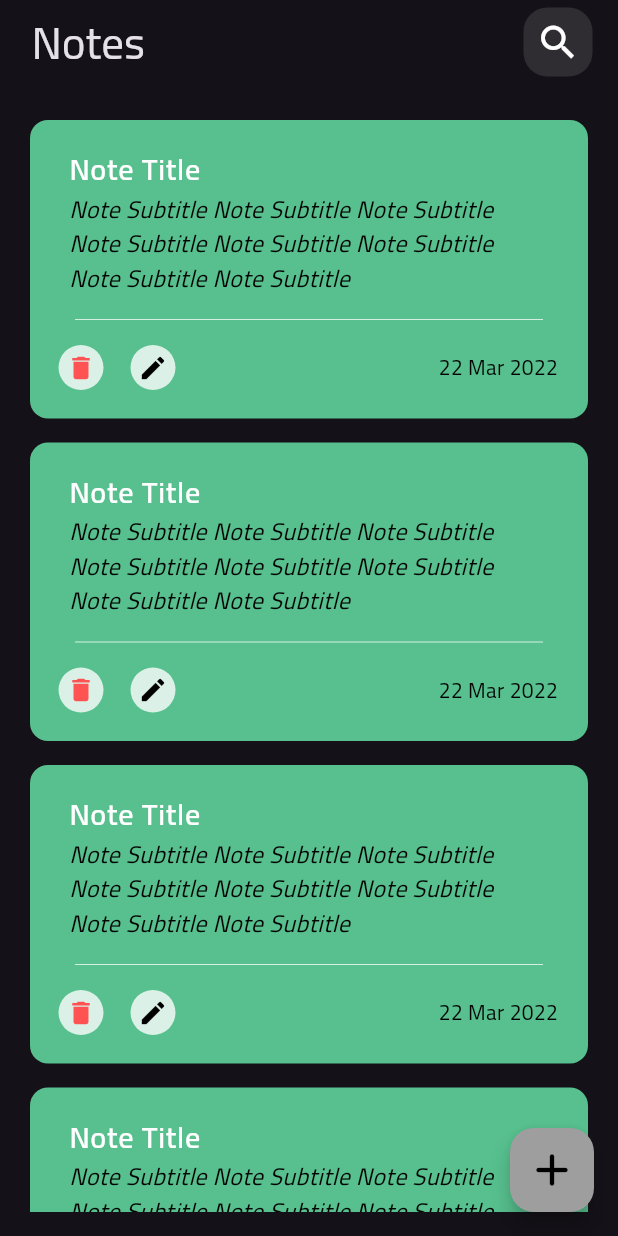
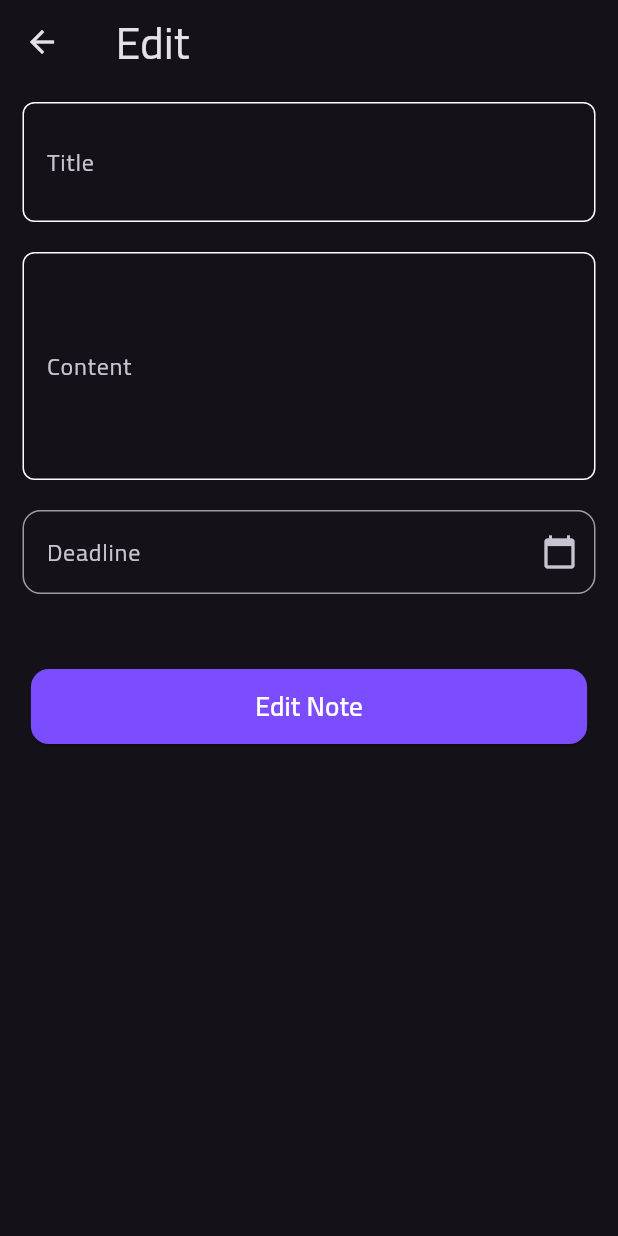
Before and after one commit to esoelzantot/Notes-App, a Flutter app: the screen it shows after launch, after a tap on the "edit" icon, on a phone screen of 412 x 824 dp. Run offline on Flutter 3.47's test engine with Material 3 defaults, Android fonts, the phone set to English and light mode, and no system bars.

Commit message:
feat(ui): create edit note view

```diff
--- /dev/null
+++ b/lib/views/edit_notes_view.dart
@@ -0,0 +1,27 @@
+import 'package:flutter/material.dart';
+import 'package:notes_app/widgets/custom_app_bar.dart';
+import 'package:notes_app/widgets/edit_notes_view_body.dart';
+
+class EditNotesView extends StatelessWidget {
+  const EditNotesView({super.key});
+
+  @override
+  Widget build(BuildContext context) {
+    return Scaffold(
+      appBar: AppBar(
+        elevation: 0,
+        title: Padding(
+          padding: const EdgeInsets.symmetric(horizontal: 5.0),
+          child: const Text(
+            "Edit ",
+            style: TextStyle(fontSize: 30, fontWeight: FontWeight.w400),
+          ),
+        ),
+      ),
+      body: Padding(
+        padding: const EdgeInsets.symmetric(horizontal: 15.0, vertical: 12.0),
+        child: EditNotesViewBody(),
+      ),
+    );
+  }
+}
--- a/lib/widgets/add_note_bottom_sheet.dart
+++ b/lib/widgets/add_note_bottom_sheet.dart
@@ -11,6 +11,7 @@ class AddNoteBottomSheet extends StatefulWidget {
 }
 
 class _AddNoteBottomSheetState extends State<AddNoteBottomSheet> {
+  final _formKey = GlobalKey<FormState>();
   final Map<String, TextEditingController> controllers = {
     'title': TextEditingController(text: ''),
     'content': TextEditingController(text: ''),
@@ -22,6 +23,7 @@ class _AddNoteBottomSheetState extends State<AddNoteBottomSheet> {
     return Container(
       padding: EdgeInsets.symmetric(horizontal: 20, vertical: 30),
       child: Form(
+        key: _formKey,
         child: SingleChildScrollView(
           child: Column(
             children: [
--- a/lib/widgets/custom_notes_item.dart
+++ b/lib/widgets/custom_notes_item.dart
@@ -1,4 +1,5 @@
 import 'package:flutter/material.dart';
+import 'package:notes_app/views/edit_notes_view.dart';
 
 class CustomNotesItem extends StatefulWidget {
   const CustomNotesItem({super.key});
@@ -68,7 +69,16 @@ class _CustomNotesItemState extends State<CustomNotesItem> {
                       iconSize: 20,
                       backgroundColor: Colors.white.withAlpha(200),
                     ),
-                    onPressed: () {},
+                    onPressed: () {
+                      Navigator.push(
+                        context,
+                        MaterialPageRoute(
+                          builder: (context) {
+                            return EditNotesView();
+                          },
+                        ),
+                      );
+                    },
                     icon: Center(child: Icon(Icons.edit, color: Colors.black)),
                   ),
                 ],
--- /dev/null
+++ b/lib/widgets/edit_notes_view_body.dart
@@ -0,0 +1,65 @@
+import 'package:flutter/material.dart';
+import 'package:notes_app/utils/date_time_picker_util.dart';
+import 'package:notes_app/widgets/custom_text_field.dart';
+
+class EditNotesViewBody extends StatefulWidget {
+  const EditNotesViewBody({super.key});
+
+  @override
+  State<EditNotesViewBody> createState() => _EditNotesViewBodyState();
+}
+
+class _EditNotesViewBodyState extends State<EditNotesViewBody> {
+  final _formKey = GlobalKey<FormState>();
+  final Map<String, TextEditingController> controllers = {
+    'title': TextEditingController(text: ''),
+    'content': TextEditingController(text: ''),
+    'startDate': TextEditingController(text: ''),
+  };
+
+  @override
+  Widget build(BuildContext context) {
+    return Form(
+      key: _formKey,
+      child: SingleChildScrollView(
+        child: Column(
+          children: [
+            CustomTextField(hint: 'Title', maxLines: 2),
+            SizedBox(height: 20),
+            CustomTextField(hint: 'Content', maxLines: 5),
+            SizedBox(height: 20),
+            DateTimePickerUtil.buildDateTimePickerField(
+              context: context,
+              controller: controllers['startDate']!,
+              labelText: 'Deadline',
+              validator: (val) => val?.isEmpty ?? true ? 'Enter a date' : null,
+            ),
+            SizedBox(height: 50),
+            SizedBox(
+              width: MediaQuery.of(context).size.width * 0.9,
+              child: ElevatedButton(
+                style: ElevatedButton.styleFrom(
+                  padding: EdgeInsets.symmetric(vertical: 12),
+                  backgroundColor: Colors.deepPurpleAccent,
+                  shape: RoundedRectangleBorder(
+                    borderRadius: BorderRadius.circular(12),
+                  ),
+                ),
+                onPressed: () {},
+                child: Text(
+                  'Edit Note',
+                  style: TextStyle(
+                    fontSize: 18,
+                    color: Colors.white,
+                    fontWeight: FontWeight.w600,
+                  ),
+                ),
+              ),
+            ),
+            SizedBox(height: 10),
+          ],
+        ),
+      ),
+    );
+  }
+}
--- a/pubspec.yaml
+++ b/pubspec.yaml
@@ -35,6 +35,7 @@ dependencies:
   # Use with the CupertinoIcons class for iOS style icons.
   cupertino_icons: ^1.0.8
   intl: ^0.20.2
+  flutter_launcher_icons: ^0.14.4
 
 dev_dependencies:
   flutter_test:
```
Also changed, not shown: pubspec.lock.
